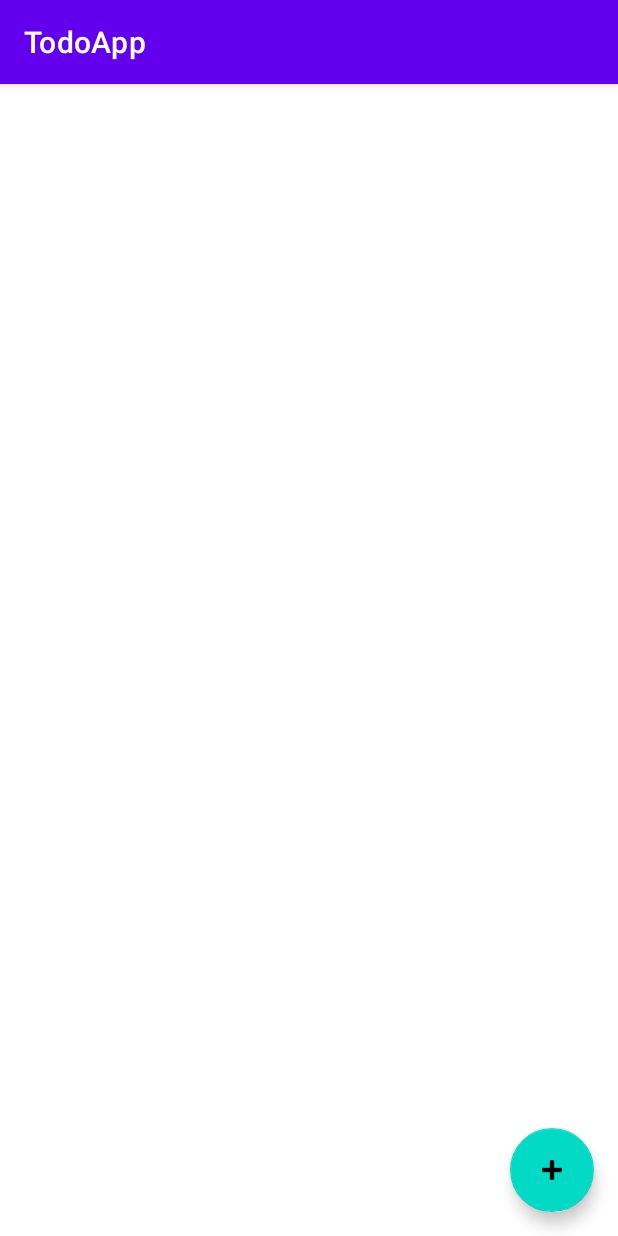
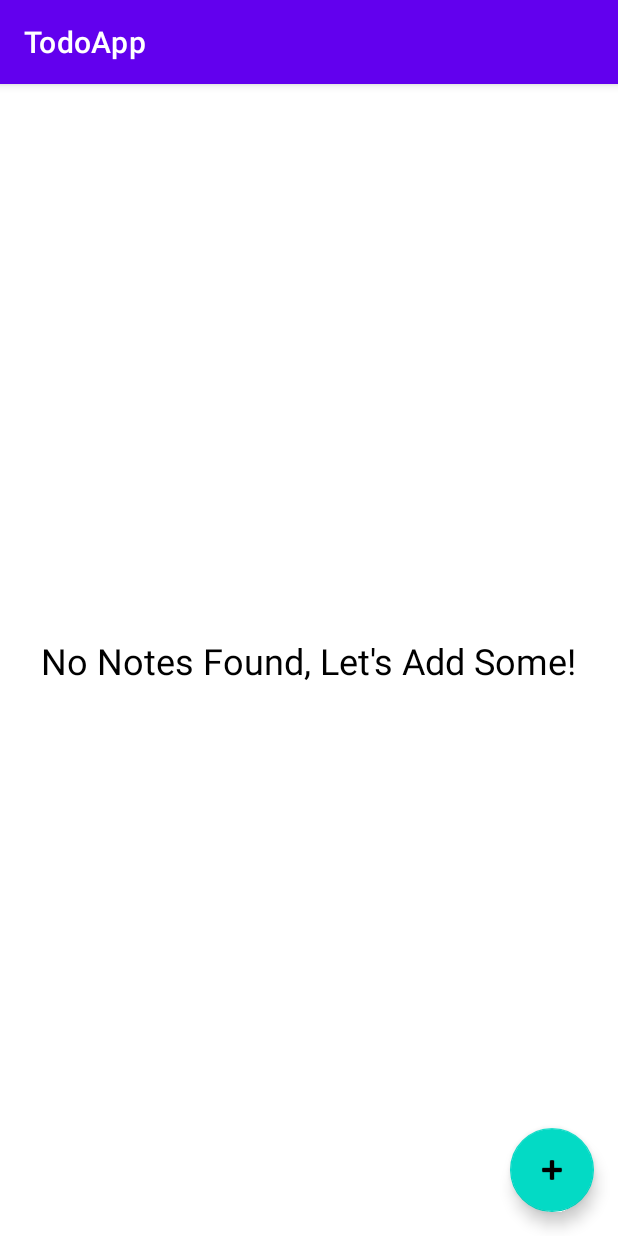
Before and after one commit to Rubikamp22-23/TodoListApp, an Android app: the screen it shows after launch (MainActivity before the commit, NoteListActivity after it), on a phone screen of 412 x 824 dp. Run offline under Robolectric (Android 15) with nearby library versions, the phone set to English and light mode, and no system bars; our stand-ins replace Room's generated code.

Commit message:
complete the note app

```diff
--- a/app/src/main/AndroidManifest.xml
+++ b/app/src/main/AndroidManifest.xml
@@ -12,12 +12,12 @@
         android:theme="@style/Theme.TodoApp"
         tools:targetApi="31">
         <activity
-            android:name=".EditNoteActivity"
+            android:name=".AddNoteActivity"
             android:exported="false"
-            android:label="@string/title_activity_edit_note"
+            android:label="@string/title_activity_add_note"
             android:theme="@style/Theme.TodoApp.NoActionBar" />
         <activity
-            android:name=".MainActivity"
+            android:name=".NoteListActivity"
             android:exported="true">
             <intent-filter>
                 <action android:name="android.intent.action.MAIN" />
--- /dev/null
+++ b/app/src/main/java/com/example/todoapp/Const.java
@@ -0,0 +1,5 @@
+package com.example.todoapp;
+
+public class Const {
+    public static final String NOTE_KEY = "NOTE_KEY";
+}
--- a/app/src/main/java/com/example/todoapp/MainActivity.java
+++ /dev/null
@@ -1,44 +0,0 @@
-package com.example.todoapp;
-
-import androidx.appcompat.app.AppCompatActivity;
-import androidx.recyclerview.widget.LinearLayoutManager;
-
-import android.content.Intent;
-import android.os.Bundle;
-import android.view.View;
-
-import com.example.todoapp.databinding.ActivityMainBinding;
-
-public class MainActivity extends AppCompatActivity {
-
-    private ActivityMainBinding binding;
-    private NoteAdapter noteAdapter;
-
-    @Override
-    protected void onCreate(Bundle savedInstanceState) {
-        super.onCreate(savedInstanceState);
-        binding = ActivityMainBinding.inflate(getLayoutInflater());
-        setContentView(binding.getRoot());
-
-        configRecyclerView();
-
-        addNote();
-
-    }
-
-    private void configRecyclerView() {
-        noteAdapter = new NoteAdapter();
-        binding.recyclerviewNotes.setLayoutManager(new LinearLayoutManager(this, LinearLayoutManager.VERTICAL, false));
-        binding.recyclerviewNotes.setHasFixedSize(true);
-        binding.recyclerviewNotes.setAdapter(noteAdapter);
-    }
-
-    private void addNote() {
-        binding.fabAddNote.setOnClickListener(new View.OnClickListener() {
-            @Override
-            public void onClick(View view) {
-                startActivity(new Intent(MainActivity.this, EditNoteActivity.class));
-            }
-        });
-    }
-}
--- a/app/src/main/java/com/example/todoapp/NoteAdapter.java
+++ b/app/src/main/java/com/example/todoapp/NoteAdapter.java
@@ -14,6 +14,12 @@ import java.util.List;
 
 public class NoteAdapter extends RecyclerView.Adapter<NoteAdapter.NoteviewHolder> {
     private List<Note> notes;
+    private OnNoteItemClick onNoteItemClick;
+
+    public NoteAdapter(List<Note> notes, OnNoteItemClick onNoteItemClick) {
+        this.notes = notes;
+        this.onNoteItemClick = onNoteItemClick;
+    }
 
     @NonNull
     @Override
@@ -32,16 +38,9 @@ public class NoteAdapter extends RecyclerView.Adapter<NoteAdapter.NoteviewHolder
 
     @Override
     public int getItemCount() {
-        if (notes == null) {
-            return 0;
-        }
         return notes.size();
     }
 
-    public void addNoteItem(List<Note> notes) {
-        this.notes = notes;
-        notifyDataSetChanged();
-    }
 
     class NoteviewHolder extends RecyclerView.ViewHolder {
         AppCompatTextView textViewTitle;
@@ -51,6 +50,12 @@ public class NoteAdapter extends RecyclerView.Adapter<NoteAdapter.NoteviewHolder
             super(itemView);
             textViewTitle = itemView.findViewById(R.id.textview_title);
             textViewDescription = itemView.findViewById(R.id.textview_description);
+
+            itemView.setOnClickListener(view -> onNoteItemClick.onNoteClick(getAdapterPosition()));
         }
     }
+
+    public interface OnNoteItemClick {
+        void onNoteClick(int position);
+    }
 }
--- /dev/null
+++ b/app/src/main/java/com/example/todoapp/NoteListActivity.java
@@ -0,0 +1,142 @@
+package com.example.todoapp;
+
+import android.content.DialogInterface;
+import android.content.Intent;
+import android.os.AsyncTask;
+import android.os.Bundle;
+import android.view.View;
+
+import androidx.appcompat.app.AlertDialog;
+import androidx.appcompat.app.AppCompatActivity;
+import androidx.recyclerview.widget.LinearLayoutManager;
+
+import com.example.todoapp.database.AppDatabase;
+import com.example.todoapp.database.Note;
+import com.example.todoapp.databinding.ActivityNoteListBinding;
+
+import java.lang.ref.WeakReference;
+import java.util.ArrayList;
+import java.util.List;
+
+public class NoteListActivity extends AppCompatActivity implements NoteAdapter.OnNoteItemClick {
+
+    private ActivityNoteListBinding binding;
+    private NoteAdapter noteAdapter;
+    private List<Note> notes;
+
+    private AppDatabase appDatabase;
+
+    private Note note;
+
+    private int position;
+
+    private static final int REQUEST_CODE = 100;
+
+    @Override
+    protected void onCreate(Bundle savedInstanceState) {
+        super.onCreate(savedInstanceState);
+        binding = ActivityNoteListBinding.inflate(getLayoutInflater());
+        setContentView(binding.getRoot());
+        appDatabase = AppDatabase.getsInstance(NoteListActivity.this);
+        initView();
+        displayList();
+
+    }
+
+    private void displayList() {
+        new RetrieveTask(this).execute();
+    }
+
+    @Override
+    public void onNoteClick(int position) {
+        new AlertDialog.Builder(NoteListActivity.this)
+                .setTitle("Select Options")
+                .setItems(new String[]{"Delete", "Update"}, new DialogInterface.OnClickListener() {
+                    @Override
+                    public void onClick(DialogInterface dialogInterface, int i) {
+                        switch (i) {
+                            case 0:
+                                appDatabase.noteDAO().delete(notes.get(position));
+                                notes.remove(position);
+                                listVisibility();
+                                break;
+                            case 1:
+                                NoteListActivity.this.position = position;
+                                startActivityForResult(
+                                        new Intent(NoteListActivity.this,
+                                                AddNoteActivity.class).putExtra(Const.NOTE_KEY, notes.get(position)),
+                                        REQUEST_CODE);
+
+                                break;
+                        }
+                    }
+                }).show();
+    }
+
+    private static class RetrieveTask extends AsyncTask<Void, Void, List<Note>> {
+        private WeakReference<NoteListActivity> activityReference;
+
+        RetrieveTask(NoteListActivity context) {
+            activityReference = new WeakReference<>(context);
+        }
+
+        @Override
+        protected List<Note> doInBackground(Void... voids) {
+            if (activityReference.get() != null)
+                return activityReference.get().appDatabase.noteDAO().getAll();
+            else
+                return null;
+        }
+
+        @Override
+        protected void onPostExecute(List<Note> notes) {
+            if (notes != null && notes.size() > 0) {
+                activityReference.get().notes.clear();
+                activityReference.get().notes.addAll(notes);
+                // hides empty text view
+                activityReference.get().binding.textviewMesg.setVisibility(View.GONE);
+                activityReference.get().noteAdapter.notifyDataSetChanged();
+            }
+        }
+    }
+
+    private void initView() {
+        notes = new ArrayList<>();
+        noteAdapter = new NoteAdapter(notes, this);
+        binding.recyclerviewNotes.setLayoutManager(new LinearLayoutManager(this, LinearLayoutManager.VERTICAL, false));
+        binding.recyclerviewNotes.setHasFixedSize(true);
+        binding.recyclerviewNotes.setAdapter(noteAdapter);
+
+        binding.fabAddNote.setOnClickListener(view -> startActivityForResult(new Intent(NoteListActivity.this, AddNoteActivity.class), REQUEST_CODE));
+    }
+
+
+    @Override
+    protected void onActivityResult(int requestCode, int resultCode, Intent data) {
+        super.onActivityResult(requestCode, resultCode, data);
+        if (requestCode == REQUEST_CODE && resultCode > 0) {
+            if (resultCode == 1) {
+                notes.add((Note) data.getSerializableExtra(Const.NOTE_KEY));
+            } else if (resultCode == 2) {
+                notes.set(position, (Note) data.getSerializableExtra(Const.NOTE_KEY));
+            }
+            listVisibility();
+        }
+    }
+
+    private void listVisibility() {
+        int emptyMsgVisibility = View.GONE;
+        if (notes.size() == 0) { // no item to display
+            if (binding.textviewMesg.getVisibility() == View.GONE)
+                emptyMsgVisibility = View.VISIBLE;
+        }
+        binding.textviewMesg.setVisibility(emptyMsgVisibility);
+        noteAdapter.notifyDataSetChanged();
+    }
+
+    @Override
+    protected void onDestroy() {
+        appDatabase.cleanUp();
+        super.onDestroy();
+    }
+}
--- a/app/src/main/java/com/example/todoapp/database/AppDatabase.java
+++ b/app/src/main/java/com/example/todoapp/database/AppDatabase.java
@@ -7,7 +7,7 @@ import androidx.room.Database;
 import androidx.room.Room;
 import androidx.room.RoomDatabase;
 
-@Database(entities = {Note.class}, version = 1, exportSchema = false)
+@Database(entities = {Note.class}, version = 2, exportSchema = false)
 public abstract class AppDatabase extends RoomDatabase {
     public static final Object LOCK = new Object();
     public static final String DATABASE_NAME = "todo_list";
@@ -30,4 +30,8 @@ public abstract class AppDatabase extends RoomDatabase {
     }
 
     public abstract NoteDAO noteDAO();
+
+    public void cleanUp(){
+        sInstance = null;
+        }
 }
--- a/app/src/main/java/com/example/todoapp/database/NoteDAO.java
+++ b/app/src/main/java/com/example/todoapp/database/NoteDAO.java
@@ -16,7 +16,7 @@ public interface NoteDAO {
     List<Note> getAll();
 
     @Insert
-    void insert(Note note);
+    long insert(Note note);
 
     @Delete
     void delete(Note note);
@@ -24,5 +24,8 @@ public interface NoteDAO {
     @Update(onConflict = OnConflictStrategy.REPLACE)
     void update(Note note);
 
+    @Delete
+    void delete(Note... note);
+
 
 }
--- a/app/src/main/res/layout/activity_main.xml
+++ b/app/src/main/res/layout/activity_note_list.xml
@@ -4,25 +4,38 @@
     xmlns:tools="http://schemas.android.com/tools"
     android:layout_width="match_parent"
     android:layout_height="match_parent"
-    tools:context=".MainActivity">
+    tools:context=".NoteListActivity">
+
 
     <androidx.recyclerview.widget.RecyclerView
         android:id="@+id/recyclerview_notes"
-        app:layout_constraintTop_toTopOf="parent"
+        android:layout_width="match_parent"
+        android:layout_height="wrap_content"
         app:layout_constraintEnd_toEndOf="parent"
         app:layout_constraintStart_toStartOf="parent"
-        android:layout_width="match_parent"
-        tools:listitem="@layout/note_row"
-        android:layout_height="wrap_content"/>
+        app:layout_constraintTop_toTopOf="parent"
+        tools:listitem="@layout/note_row" />
+
+    <androidx.appcompat.widget.AppCompatTextView
+        android:id="@+id/textview_mesg"
+        android:layout_width="wrap_content"
+        android:layout_height="wrap_content"
+        android:textColor="@color/black"
+        app:layout_constraintBottom_toBottomOf="parent"
+        app:layout_constraintEnd_toEndOf="parent"
+        app:layout_constraintStart_toStartOf="parent"
+        app:layout_constraintTop_toTopOf="parent"
+        android:text="@string/no_notes_found_let_s_add_some"
+        android:textSize="24sp"/>
 
     <com.google.android.material.floatingactionbutton.FloatingActionButton
         android:id="@+id/fab_add_note"
         android:layout_width="wrap_content"
         android:layout_height="wrap_content"
+        android:layout_margin="16dp"
+        android:src="@android:drawable/ic_input_add"
+        android:tint="@color/white"
         app:layout_constraintBottom_toBottomOf="parent"
-        app:layout_constraintEnd_toEndOf="parent"
-        android:layout_margin="16dp"
-        android:tint="@color/white"
-        android:src="@android:drawable/ic_input_add"/>
+        app:layout_constraintEnd_toEndOf="parent" />
 
 </androidx.constraintlayout.widget.ConstraintLayout>
--- a/app/src/main/res/values/strings.xml
+++ b/app/src/main/res/values/strings.xml
@@ -9,4 +9,6 @@
 
     <string name="hello_first_fragment">Hello first fragment</string>
     <string name="hello_second_fragment">Hello second fragment. Arg: %1$s</string>
+    <string name="title_activity_add_note">AddNoteActivity</string>
+    <string name="no_notes_found_let_s_add_some">No Notes Found, Let\'s Add Some!</string>
 </resources>
```
Also changed, not shown: app/src/main/java/com/example/todoapp/AddNoteActivity.java (added, +96 -0 lines), app/src/main/java/com/example/todoapp/EditNoteActivity.java (deleted, +0 -33 lines), app/src/main/java/com/example/todoapp/database/Note.java (+27 -5 lines), app/src/main/res/navigation/nav_graph2.xml (added, +28 -0 lines), app/src/main/res/layout/activity_add_note.xml (renamed from app/src/main/res/layout/activity_edit_note.xml).
